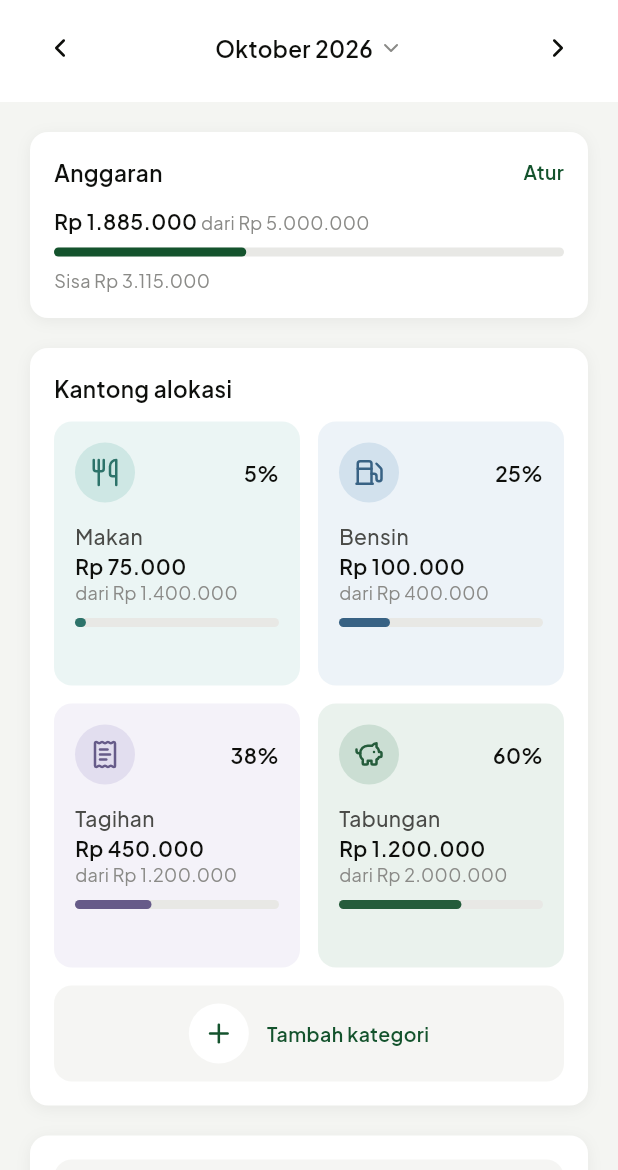
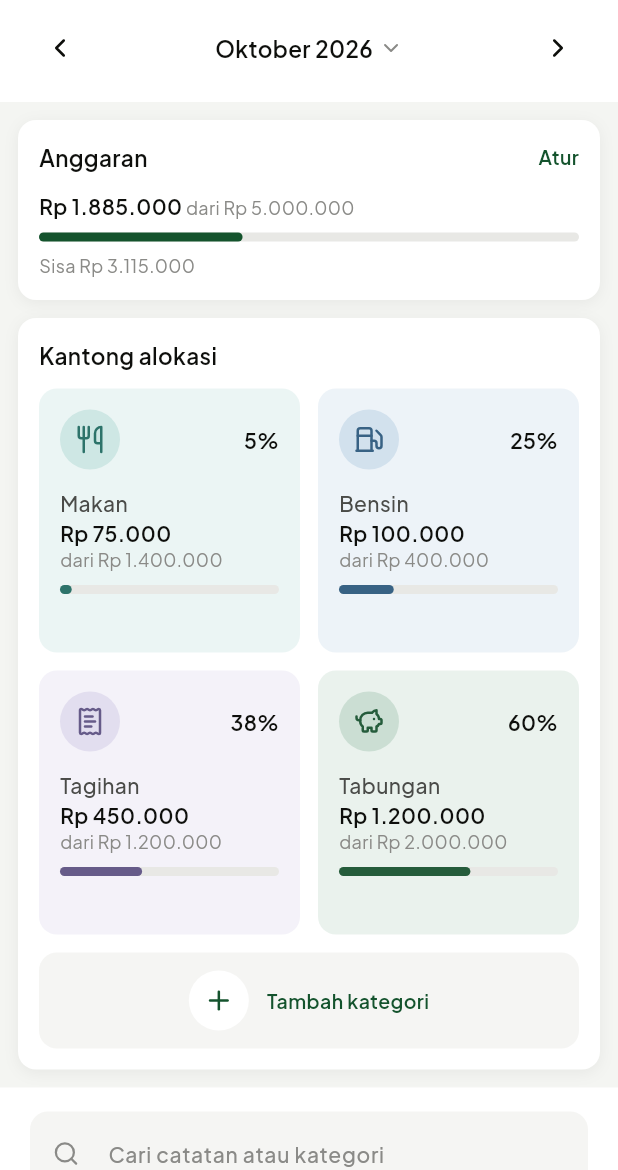
Before and after one commit to Nagikiri/KasHarian, a Flutter app: the TransaksiScreen screen opened directly, after a tap on an icon or button, on a phone screen of 412 x 824 dp, the part 66-1236 px from its top. Run offline on Flutter 3.47's test engine with Material 3 defaults, Android fonts, the phone set to English and light mode, and no system bars; our stand-ins replace fl_chart, lucide_icons_flutter; network calls fail.

Commit message:
V6a: kartu ramping, daftar transaksi selebar layar

```diff
--- a/lib/screens/dashboard_screen.dart
+++ b/lib/screens/dashboard_screen.dart
@@ -10,6 +10,7 @@ import '../utils/format.dart';
 import '../utils/privasi.dart';
 import '../widgets/baris_judul.dart';
 import '../widgets/baris_transaksi.dart';
+import '../widgets/blok_daftar.dart';
 import '../widgets/judul_seksi.dart';
 import '../widgets/kartu_bagian.dart';
 import '../widgets/kartu_impian.dart';
@@ -108,38 +109,34 @@ class _DashboardScreenState extends State<DashboardScreen> {
                 onAksi: () => AppData.tabAktif.value = 2,
               ),
             ),
-          _kartu(
-            _bangunTransaksiTerbaru(),
-            // BarisTransaksi sudah punya jarak bawah 12, jadi padding bawah kartu dikurangi.
+          BlokDaftar(
+            // BarisTransaksi sudah punya jarak bawah 12, jadi padding bawah blok dikurangi.
             padding: const EdgeInsets.fromLTRB(
+              JarakApp.tepiHalaman,
               JarakApp.j16,
-              JarakApp.j16,
-              JarakApp.j16,
-              JarakApp.j4,
+              JarakApp.tepiHalaman,
+              JarakApp.j12,
             ),
+            child: _bangunTransaksiTerbaru(),
           ),
-          const SizedBox(height: JarakApp.j24),
         ],
       ),
     );
   }
 
-  // Setiap kartu diberi jarak 20 di atasnya dan sejajar dengan teks judul di kiri-kanan.
+  // Kartu ramping: jarak antarkartu di atasnya dan jarak tepi kartu di kiri-kanan.
   Widget _tepi(Widget isi) => Padding(
     padding: const EdgeInsets.fromLTRB(
-      JarakApp.tepiHalaman,
-      JarakApp.j20,
-      JarakApp.tepiHalaman,
+      JarakApp.tepiKartu,
+      JarakApp.antarKartu,
+      JarakApp.tepiKartu,
       0,
     ),
     child: isi,
   );
 
-  Widget _kartu(
-    Widget isi, {
-    EdgeInsets padding = const EdgeInsets.all(JarakApp.j16),
-    Widget? judul,
-  }) => _tepi(KartuBagian(padding: padding, judul: judul, child: isi));
+  Widget _kartu(Widget isi, {Widget? judul}) =>
+      _tepi(KartuBagian(judul: judul, child: isi));
 
   Widget _bangunKartuNavigasi() {
     int anggaran = AppData.anggaranBulanan;
@@ -164,7 +161,7 @@ class _DashboardScreenState extends State<DashboardScreen> {
               onTekan: () => _buka(const BudgetScreen()),
             ),
           ),
-          const SizedBox(width: JarakApp.j12),
+          const SizedBox(width: JarakApp.antarKartu),
           Expanded(
             child: KartuNavigasi(
               ikon: LucideIcons.handCoins,
--- a/lib/screens/ringkasan_screen.dart
+++ b/lib/screens/ringkasan_screen.dart
@@ -210,12 +210,12 @@ class _RingkasanScreenState extends State<RingkasanScreen> {
     );
   }
 
-  // Setiap kartu diberi jarak 20 di atasnya dan sejajar dengan teks judul di kiri-kanan.
+  // Kartu ramping: jarak antarkartu di atasnya dan jarak tepi kartu di kiri-kanan.
   Widget _tepi(Widget isi) => Padding(
     padding: const EdgeInsets.fromLTRB(
-      JarakApp.tepiHalaman,
-      JarakApp.j20,
-      JarakApp.tepiHalaman,
+      JarakApp.tepiKartu,
+      JarakApp.antarKartu,
+      JarakApp.tepiKartu,
       0,
     ),
     child: isi,
--- a/lib/screens/transaksi_screen.dart
+++ b/lib/screens/transaksi_screen.dart
@@ -7,6 +7,7 @@ import '../models/budget.dart';
 import '../models/transaksi.dart';
 import '../theme/app_theme.dart';
 import '../widgets/baris_periode.dart';
+import '../widgets/blok_daftar.dart';
 import '../widgets/budget_bulan.dart';
 import '../widgets/daftar_transaksi.dart';
 import '../widgets/dialog_pilih_bulan.dart';
@@ -167,27 +168,19 @@ class _TransaksiScreenState extends State<TransaksiScreen> {
               ),
             ),
           ],
-          _tepi(
-            Column(
-              crossAxisAlignment: CrossAxisAlignment.stretch,
-              children: [
-                SizedBox(key: _kunciDaftar),
-                KartuBagian(child: _bangunDaftar()),
-              ],
-            ),
-          ),
-          const SizedBox(height: JarakApp.j24),
+          SizedBox(key: _kunciDaftar),
+          BlokDaftar(child: _bangunDaftar()),
         ],
       ),
     );
   }
 
-  // Setiap kartu diberi jarak 20 di atasnya dan sejajar dengan teks judul di kiri-kanan.
+  // Kartu ramping: jarak antarkartu di atasnya dan jarak tepi kartu di kiri-kanan.
   Widget _tepi(Widget isi) => Padding(
     padding: const EdgeInsets.fromLTRB(
-      JarakApp.tepiHalaman,
-      JarakApp.j20,
-      JarakApp.tepiHalaman,
+      JarakApp.tepiKartu,
+      JarakApp.antarKartu,
+      JarakApp.tepiKartu,
       0,
     ),
     child: isi,
@@ -228,7 +221,7 @@ class _TransaksiScreenState extends State<TransaksiScreen> {
     onTekan: _bukaBudget,
   );
 
-  // Pencarian, daftar, dan tombol bulan berada dalam satu kartu karena saling terkait.
+  // Pencarian, daftar, dan tombol bulan berada dalam satu blok karena saling terkait.
   Widget _bangunDaftar() {
     List<CatatanTransaksi> daftar = AppData.transaksiAntara(
       _awal,
--- a/lib/screens/wishlist_screen.dart
+++ b/lib/screens/wishlist_screen.dart
@@ -120,12 +120,12 @@ class _WishlistScreenState extends State<WishlistScreen> {
     );
   }
 
-  // Setiap kartu diberi jarak 20 di atasnya dan sejajar dengan teks judul di kiri-kanan.
+  // Kartu ramping: jarak antarkartu di atasnya dan jarak tepi kartu di kiri-kanan.
   Widget _tepi(Widget isi) => Padding(
     padding: const EdgeInsets.fromLTRB(
-      JarakApp.tepiHalaman,
-      JarakApp.j20,
-      JarakApp.tepiHalaman,
+      JarakApp.tepiKartu,
+      JarakApp.antarKartu,
+      JarakApp.tepiKartu,
       0,
     ),
     child: isi,
--- a/lib/theme/app_theme.dart
+++ b/lib/theme/app_theme.dart
@@ -3,7 +3,7 @@ import 'package:flutter/services.dart';
 
 class WarnaApp {
   static const Color latar = Color(0xFFFFFFFF);
-  // Abu sangat muda di belakang kartu putih. Sementara baru dipakai Beranda.
+  // Abu sangat muda di belakang kartu putih di keempat tab utama. Halaman turunan menyusul di V6b.
   static const Color latarHalaman = Color(0xFFF4F5F2);
   static const Color latarSeksi = Color(0xFFF5F5F3);
   static const Color garis = Color(0xFFE8E8E5);
@@ -187,7 +187,10 @@ class JarakApp {
   static const double j32 = 32;
   static const double j20 = 20;
   static const double tepiHalaman = 20;
+  // Kartu ramping: jarak kartu ke tepi layar, jarak isi ke tepi kartu, dan jarak antarkartu.
+  static const double tepiKartu = 12;
   static const double dalamKartu = 14;
+  static const double antarKartu = 12;
 }
 
 class RadiusApp {
--- /dev/null
+++ b/lib/widgets/blok_daftar.dart
@@ -0,0 +1,32 @@
+import 'package:flutter/material.dart';
+
+import '../theme/app_theme.dart';
+
+// Latar putih selebar layar supaya daftar transaksi tidak terasa sempit, berjarak antarKartu dari kartu di atasnya.
+class BlokDaftar extends StatelessWidget {
+  final Widget child;
+  final EdgeInsets padding;
+
+  const BlokDaftar({
+    super.key,
+    required this.child,
+    this.padding = const EdgeInsets.fromLTRB(
+      JarakApp.tepiHalaman,
+      JarakApp.j16,
+      JarakApp.tepiHalaman,
+      JarakApp.j24,
+    ),
+  });
+
+  @override
+  Widget build(BuildContext context) {
+    // Material (bukan ColoredBox) supaya efek ketuk InkWell di baris transaksi tetap terlihat.
+    return Padding(
+      padding: const EdgeInsets.only(top: JarakApp.antarKartu),
+      child: Material(
+        color: WarnaApp.latar,
+        child: Padding(padding: padding, child: child),
+      ),
+    );
+  }
+}
--- a/lib/widgets/kartu_bagian.dart
+++ b/lib/widgets/kartu_bagian.dart
@@ -12,7 +12,7 @@ class KartuBagian extends StatelessWidget {
   const KartuBagian({
     super.key,
     required this.child,
-    this.padding = const EdgeInsets.all(JarakApp.j16),
+    this.padding = const EdgeInsets.all(JarakApp.dalamKartu),
     this.judul,
   });
 
```
